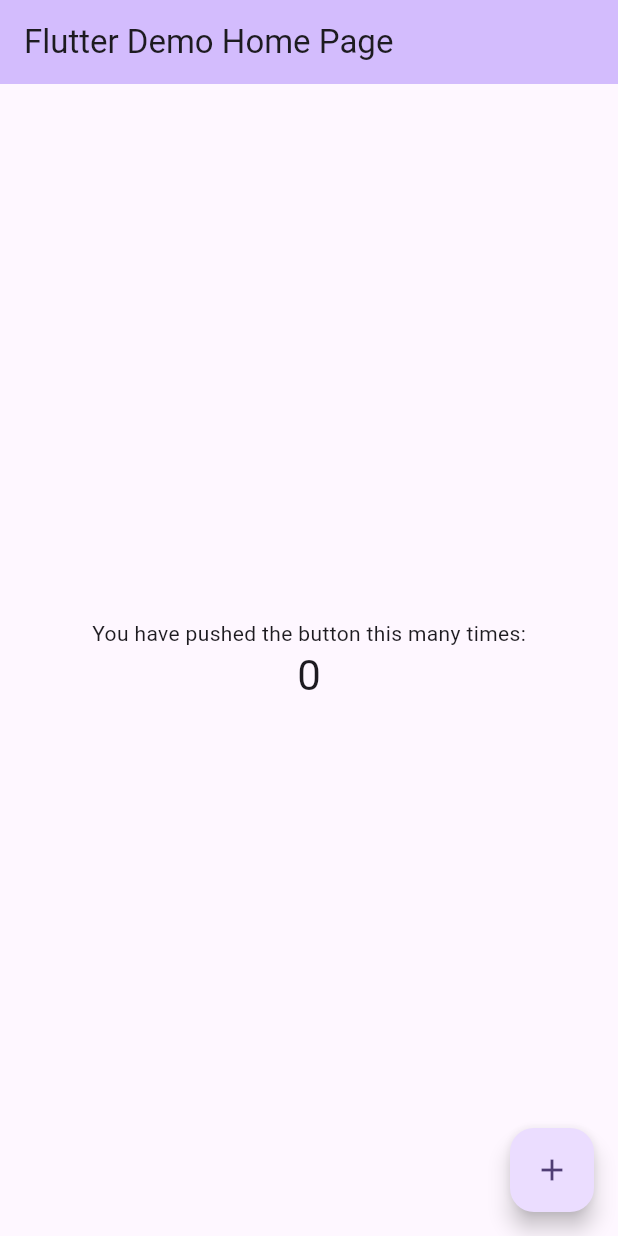
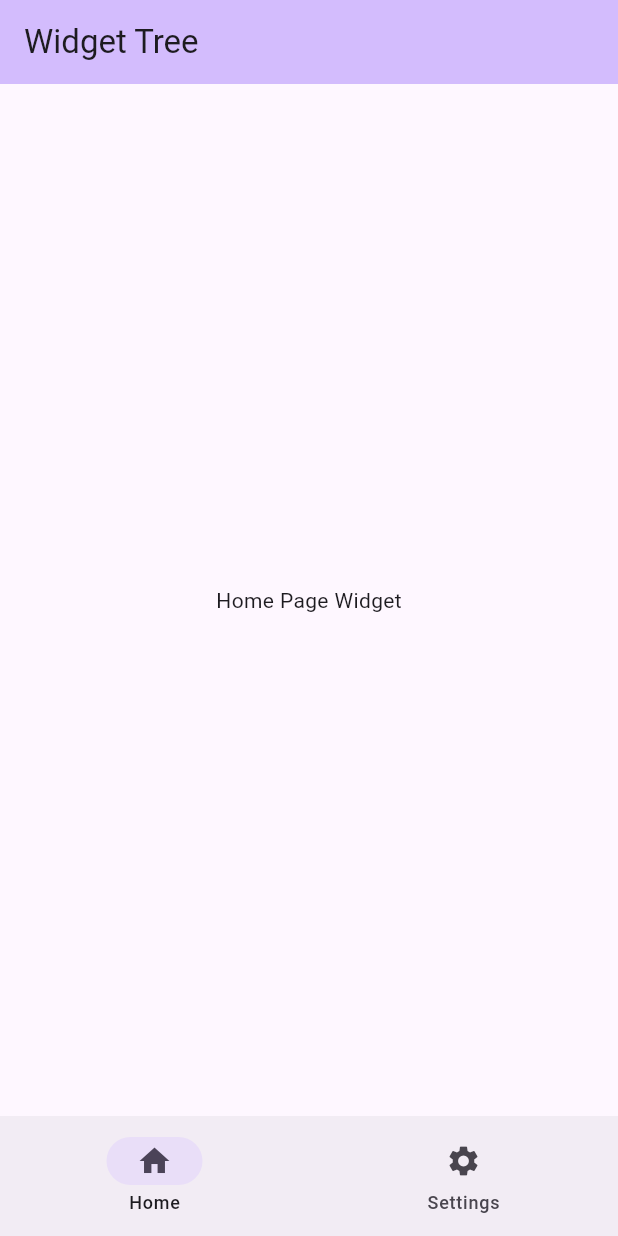
Before and after one commit to SpectreFury/battlepals, a Flutter app: the screen it shows after launch, on a phone screen of 412 x 824 dp. Run offline on Flutter 3.47's test engine with Material 3 defaults, Android fonts, the phone set to English and light mode, and no system bars.

Commit message:
Add basic navigation for that application

```diff
--- /dev/null
+++ b/lib/data/notifiers.dart
@@ -0,0 +1,3 @@
+import 'package:flutter/material.dart';
+
+ValueNotifier<int> currentPageNotifier = ValueNotifier(0);
--- a/lib/main.dart
+++ b/lib/main.dart
@@ -1,8 +1,13 @@
+import 'package:battlepals/views/pages/home_page.dart';
+import 'package:battlepals/views/pages/track_page.dart';
+import 'package:battlepals/views/widget_tree.dart';
 import 'package:flutter/material.dart';
 
 void main() {
   runApp(const MyApp());
 }
+
+List<Widget> pages = [HomePageWidget(), TrackPageWidget()];
 
 class MyApp extends StatelessWidget {
   const MyApp({super.key});
@@ -11,56 +16,12 @@ class MyApp extends StatelessWidget {
   @override
   Widget build(BuildContext context) {
     return MaterialApp(
+      debugShowCheckedModeBanner: false,
       title: 'Flutter Demo',
       theme: ThemeData(
         colorScheme: ColorScheme.fromSeed(seedColor: Colors.deepPurple),
       ),
-      home: const MyHomePage(title: 'Flutter Demo Home Page'),
+      home: WidgetTree(),
     );
   }
 }
-
-class MyHomePage extends StatefulWidget {
-  const MyHomePage({super.key, required this.title});
-  final String title;
-
-  @override
-  State<MyHomePage> createState() => _MyHomePageState();
-}
-
-class _MyHomePageState extends State<MyHomePage> {
-  int _counter = 0;
-
-  void _incrementCounter() {
-    setState(() {
-      _counter++;
-    });
-  }
-
-  @override
-  Widget build(BuildContext context) {
-    return Scaffold(
-      appBar: AppBar(
-        backgroundColor: Theme.of(context).colorScheme.inversePrimary,
-        title: Text(widget.title),
-      ),
-      body: Center(
-        child: Column(
-          mainAxisAlignment: MainAxisAlignment.center,
-          children: <Widget>[
-            const Text('You have pushed the button this many times:'),
-            Text(
-              '$_counter',
-              style: Theme.of(context).textTheme.headlineMedium,
-            ),
-          ],
-        ),
-      ),
-      floatingActionButton: FloatingActionButton(
-        onPressed: _incrementCounter,
-        tooltip: 'Increment',
-        child: const Icon(Icons.add),
-      ), // This trailing comma makes auto-formatting nicer for build methods.
-    );
-  }
-}
--- /dev/null
+++ b/lib/views/pages/home_page.dart
@@ -0,0 +1,10 @@
+import 'package:flutter/material.dart';
+
+class HomePageWidget extends StatelessWidget {
+  const HomePageWidget({super.key});
+
+  @override
+  Widget build(BuildContext context) {
+    return const Center(child: Text("Home Page Widget"));
+  }
+}
--- /dev/null
+++ b/lib/views/pages/track_page.dart
@@ -0,0 +1,10 @@
+import 'package:flutter/material.dart';
+
+class TrackPageWidget extends StatelessWidget {
+  const TrackPageWidget({super.key});
+
+  @override
+  Widget build(BuildContext context) {
+    return const Center(child: Text("Track Page Widget"));
+  }
+}
--- /dev/null
+++ b/lib/views/widget_tree.dart
@@ -0,0 +1,31 @@
+import 'package:battlepals/data/notifiers.dart';
+import 'package:battlepals/views/pages/home_page.dart';
+import 'package:battlepals/views/pages/track_page.dart';
+import 'package:battlepals/views/widgets/navbar_widget.dart';
+import 'package:flutter/material.dart';
+
+class WidgetTree extends StatefulWidget {
+  const WidgetTree({super.key});
+
+  @override
+  State<WidgetTree> createState() => _WidgetTreeState();
+}
+
+List<Widget> pages = [HomePageWidget(), TrackPageWidget()];
+
+class _WidgetTreeState extends State<WidgetTree> {
+  @override
+  Widget build(BuildContext context) {
+    return Scaffold(
+      appBar: AppBar(
+        title: const Text('Widget Tree'),
+        backgroundColor: Theme.of(context).colorScheme.inversePrimary,
+      ),
+      body: ValueListenableBuilder(
+        valueListenable: currentPageNotifier,
+        builder: (context, currentPage, child) => pages.elementAt(currentPage),
+      ),
+      bottomNavigationBar: NavbarWidget(),
+    );
+  }
+}
--- /dev/null
+++ b/lib/views/widgets/navbar_widget.dart
@@ -0,0 +1,26 @@
+import 'package:battlepals/data/notifiers.dart';
+import 'package:flutter/material.dart';
+
+class NavbarWidget extends StatefulWidget {
+  @override
+  State<NavbarWidget> createState() => _NavbarWidgetState();
+}
+
+class _NavbarWidgetState extends State<NavbarWidget> {
+  @override
+  Widget build(BuildContext context) {
+    return ValueListenableBuilder(
+      valueListenable: currentPageNotifier,
+      builder: (context, currentPage, child) => NavigationBar(
+        destinations: [
+          NavigationDestination(icon: Icon(Icons.home), label: "Home"),
+          NavigationDestination(icon: Icon(Icons.settings), label: "Settings"),
+        ],
+        selectedIndex: currentPage,
+        onDestinationSelected: (int index) {
+          currentPageNotifier.value = index;
+        },
+      ),
+    );
+  }
+}
```
